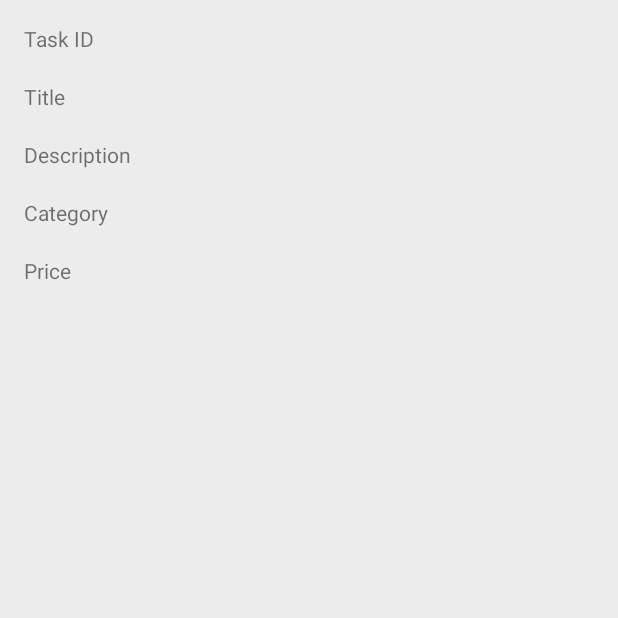
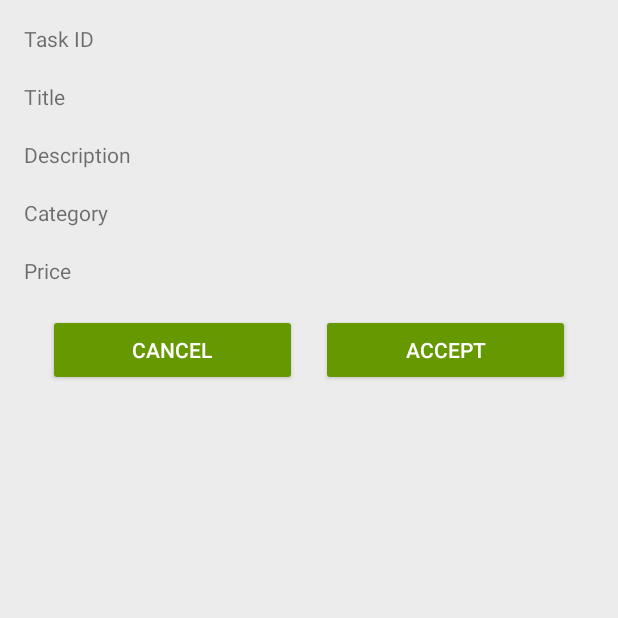
Before and after one commit to bward033/TooLazy, an Android app: the ViewTask screen opened directly, with no data from a screen before it, on a phone screen of 412 x 824 dp, the top half of it. Run offline under Robolectric (Android 15) with nearby library versions, the phone set to English and light mode, and no system bars; 1 statement that could not run was skipped.

Commit message:
working on accepting offers

```diff
--- /dev/null
+++ b/app/src/main/java/com/example/epiphanybox/toolazy/AcceptTask.java
@@ -0,0 +1,7 @@
+package com.example.epiphanybox.toolazy;
+
+/**
+ * Created by student on 5/10/16.
+ */
+public class AcceptTask {
+}
--- a/app/src/main/java/com/example/epiphanybox/toolazy/Config.java
+++ b/app/src/main/java/com/example/epiphanybox/toolazy/Config.java
@@ -1,4 +1,6 @@
 package com.example.epiphanybox.toolazy;
+
+import android.database.sqlite.SQLiteDatabase;
 
 /**
  * Created by EpiphanyBox on 4/19/16.
@@ -12,7 +14,9 @@ public class Config {
     public static final String URL_GET_ACCOUNT="http://cs370group.com/getAccount.php";
     public static final String URL_ALL_TASKS="http://cs370group.com/gettasks.php";
     public static final String URL_ADD_TASKS="http://cs370group.com/addtask.php";
-    public static final String URL_GET_TASK="http://cs370group.com/gettask.php";
+    public static final String URL_GET_TASK="http://cs370group.com/gettask.php/?task_id=";
+    public static final String URL_GET_MAP_ADDRESS="http://cs370group.com/pulladdress.php/?city=";
+    public static final String URL_ACCEPT_TASK="http://cs370group.com/accepttask.php/?task_id=";
 
     //Keys that will be used to send the request to php scripts
     public static final String KEY_First_Name = "First_Name";
@@ -26,6 +30,8 @@ public class Config {
     public static final String KEY_TITLE = "title";
     public static final String KEY_ZIP = "zip";
     public static final String KEY_PASSWORD = "Password";
+    public static final String KEY_ADDRESS = "address";
+    public static final String KEY_CITY = "city";
     //JSON Tags
     public static final String TAG_JSON_ARRAY="result";
     public static final String TAG_Account_ID = "account_ID";
@@ -40,6 +46,8 @@ public class Config {
     public static final String TAG_TITLE = "title";
     public static final String TAG_ZIP = "zip";
     public static final String TAG_PASSWORD = "Password";
+    public static final String TAG_ADDRESS = "address";
+    public static final String TAG_CITY = "city";
 
 
     //employee id to pass with intent
--- a/app/src/main/java/com/example/epiphanybox/toolazy/RequestHandler.java
+++ b/app/src/main/java/com/example/epiphanybox/toolazy/RequestHandler.java
@@ -90,10 +90,10 @@ public class RequestHandler {
         return sb.toString();
     }
 
-    public String sendGetRequestParam(String requestURL, int id){
+    public String sendGetRequestParam(String requestURL, String id){
         StringBuilder sb =new StringBuilder();
         try {
-            URL url = new URL(requestURL+"/?task_id="+id);
+            URL url = new URL(requestURL+id);
             HttpURLConnection con = (HttpURLConnection) url.openConnection();
             BufferedReader bufferedReader = new BufferedReader(new InputStreamReader(con.getInputStream()));
 
--- a/app/src/main/java/com/example/epiphanybox/toolazy/ViewTask.java
+++ b/app/src/main/java/com/example/epiphanybox/toolazy/ViewTask.java
@@ -90,7 +90,7 @@ package com.example.epiphanybox.toolazy;
                     RequestHandler rh = new RequestHandler();
                     tid = task_id;
                     int id = Integer.parseInt(tid);
-                    return rh.sendGetRequestParam(Config.URL_GET_TASK,id);
+                    return rh.sendGetRequestParam(Config.URL_GET_TASK,task_id);
                 }
             }
             GetTask ge = new GetTask();
--- a/app/src/main/res/layout/view_task.xml
+++ b/app/src/main/res/layout/view_task.xml
@@ -58,6 +58,38 @@
         android:layout_height="wrap_content"
         android:id="@+id/TextViewPrice" />
 
+    <LinearLayout
+        android:orientation="horizontal"
+        android:layout_width="match_parent"
+        android:layout_height="wrap_content"
+        android:layout_gravity="center_horizontal"
+        android:layout_weight="0">
+
+        <Button
+            android:layout_width="@dimen/abc_action_bar_content_inset_material"
+            android:layout_height="fill_parent"
+            android:text="CANCEL"
+            android:id="@+id/button4"
+            android:layout_weight="1"
+            android:backgroundTint="@android:color/holo_green_dark"
+            android:textColor="@android:color/white"
+            android:layout_marginLeft="@dimen/abc_action_bar_content_inset_material"
+            android:layout_marginRight="@dimen/abc_action_bar_content_inset_material" />
+
+        <Button
+            style="?android:attr/buttonStyleSmall"
+            android:layout_width="@dimen/abc_action_bar_content_inset_material"
+            android:layout_height="fill_parent"
+            android:text="Accept"
+            android:id="@+id/button5"
+            android:layout_weight="1"
+            android:backgroundTint="@android:color/holo_green_dark"
+            android:textColor="@android:color/white"
+            android:layout_marginRight="@dimen/abc_action_bar_content_inset_material" />
+
+
+    </LinearLayout>
+
 
 
 </LinearLayout>
```
